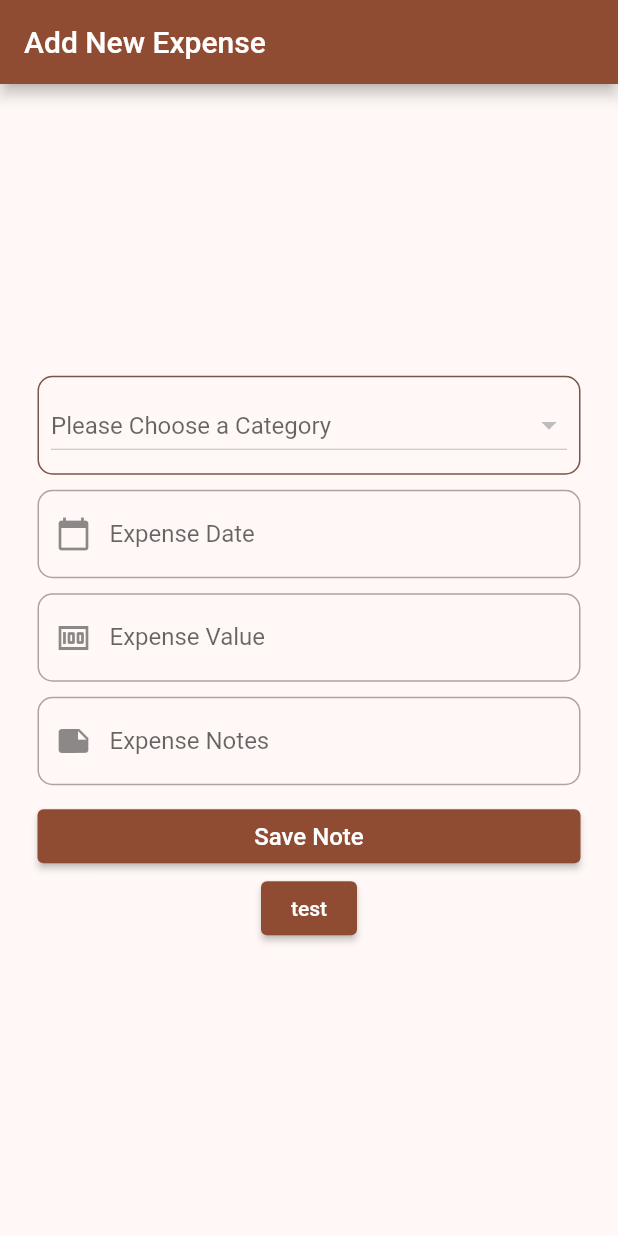
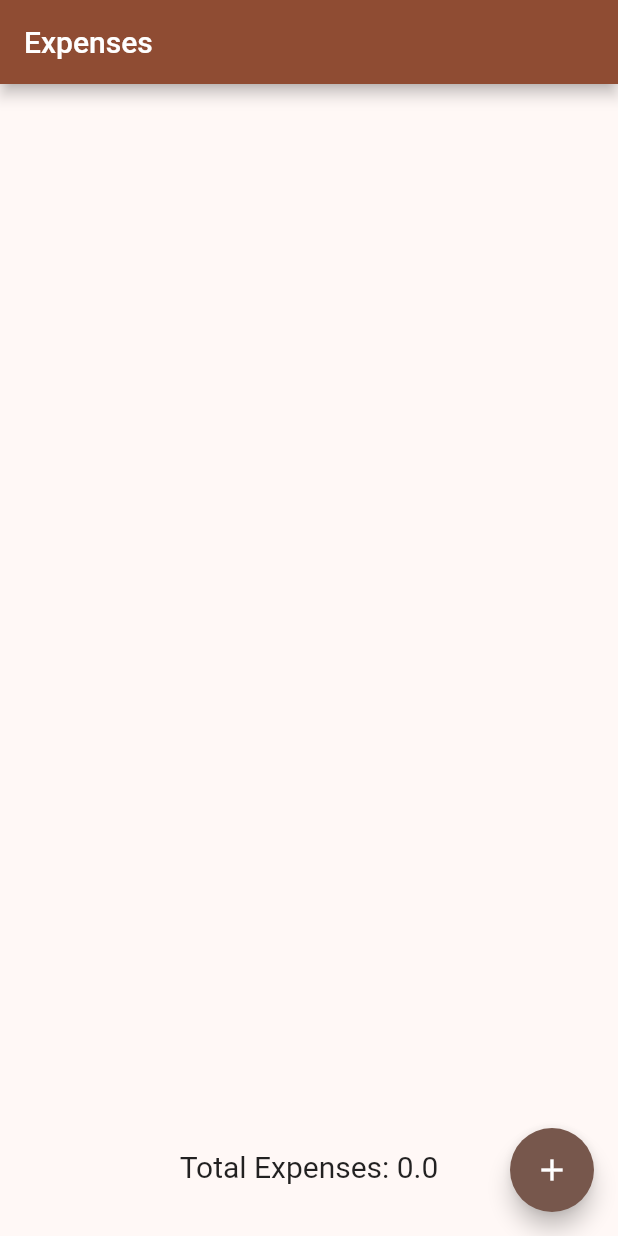
Before and after one commit to Muhammad-Radwan/sqflite_provider, a Flutter app: the screen it shows after launch, on a phone screen of 412 x 824 dp. Run offline on Flutter 3.47's test engine with Material 2 defaults, Android fonts, the phone set to English and light mode, and no system bars; our stand-ins replace google_fonts, sqflite; accounts and stored records are empty.

Commit message:
finished the basics

```diff
--- a/lib/main.dart
+++ b/lib/main.dart
@@ -4,9 +4,7 @@ import 'package:flutter/material.dart';
 import 'package:google_fonts/google_fonts.dart';
 import 'package:provider/provider.dart';
 import 'package:sqflite_provider/models/expense_model.dart';
-import 'package:sqflite_provider/pages/add_category.dart';
-import 'package:sqflite_provider/pages/add_expense.dart';
-import 'package:sqflite_provider/pages/categories_list.dart';
+import 'package:sqflite_provider/pages/expenses_list.dart';
 
 void main() {
   runApp(const MainApp());
@@ -24,7 +22,8 @@ class MainApp extends StatelessWidget {
         theme: ThemeData(
             colorSchemeSeed: Colors.brown,
             textTheme: GoogleFonts.mavenProTextTheme()),
-          home: AddExpense(),
-        ));
+        home: ExpensesList(),
+      ),
+    );
   }
 }
--- a/lib/models/expense.dart
+++ b/lib/models/expense.dart
@@ -2,7 +2,7 @@ class Expense {
   int? id;
   int? catID;
   String? expenseDate;
-  double? expenseValue;
+  String? expenseValue;
   String? notes;
 
   Expense(
--- a/lib/models/expense_model.dart
+++ b/lib/models/expense_model.dart
@@ -12,15 +12,15 @@ class ExpenseModel extends fnd.ChangeNotifier {
   List<Expense> _expenses = [];
   List<Expense> get Expenses => _expenses;
 
-  //double _expensesTotal = 0.0;
-  double get ExppensesTotal => getTotalExpenses();
+  double _totalExpenses = 0.0;
+  double get TotalExpenses => _totalExpenses;
 
-  double getTotalExpenses() {
-    double initial = 0;
-    for (int i = 0; i <= _expenses.length; i++) {
-      initial += _expenses[i].expenseValue!;
+  void sumExpenses() {
+    double rv = 0.0;
+    for (int i = 0; i < _expenses.length; i++) {
+      rv += double.parse('${_expenses[i].expenseValue}');
     }
-    return initial;
+    _totalExpenses = rv;
   }
 
   void getAllCategories() async {
@@ -43,7 +43,7 @@ class ExpenseModel extends fnd.ChangeNotifier {
     notifyListeners();
   }
 
-  void getAllExpenss() async {
+  void getAllExpenses() async {
     _expenses = await DBHelper().getAllExpenses();
     notifyListeners();
   }
@@ -53,13 +53,17 @@ class ExpenseModel extends fnd.ChangeNotifier {
     notifyListeners();
   }
 
-  void updateExpsne(Expense data) async {
+  void updateExpense(Expense data) async {
     await DBHelper().updateExpense(data);
     notifyListeners();
   }
 
-  void deleteExpsne(Expense data) async {
+  void deleteExpense(Expense data) async {
     await DBHelper().deleteExpense(data);
     notifyListeners();
   }
+
+  Future<String> getExpenseNameByID(int? id) async {
+    return await DBHelper().getCategoryNameByID(id!);
+  }
 }
--- a/lib/pages/add_expense.dart
+++ b/lib/pages/add_expense.dart
@@ -3,6 +3,7 @@ import 'package:provider/provider.dart';
 import 'package:sqflite_provider/models/category.dart';
 import 'package:sqflite_provider/models/expense.dart';
 import 'package:sqflite_provider/models/expense_model.dart';
+import 'package:sqflite_provider/pages/expenses_list.dart';
 
 class AddExpense extends StatefulWidget {
   const AddExpense({super.key});
@@ -12,10 +13,10 @@ class AddExpense extends StatefulWidget {
 }
 
 class _AddExpenseState extends State<AddExpense> {
-  Category? _selectedCategory = Category();
-  TextEditingController _dateController = TextEditingController();
-  TextEditingController _expenseValueController = TextEditingController();
-  TextEditingController _expenseNoteController = TextEditingController();
+  Category? selectedCategory = Category();
+  TextEditingController dateController = TextEditingController();
+  TextEditingController expenseValueController = TextEditingController();
+  TextEditingController expenseNoteController = TextEditingController();
 
   @override
   Widget build(BuildContext context) {
@@ -38,7 +39,7 @@ class _AddExpenseState extends State<AddExpense> {
                   hint: const Text('Please Choose a Category'),
                   onChanged: (value) {
                     setState(() {
-                      _selectedCategory = value;
+                      selectedCategory = value;
                     });
                   },
                   items: model.Categories.map((e) {
@@ -54,7 +55,7 @@ class _AddExpenseState extends State<AddExpense> {
           ),
           TextField(
             readOnly: true,
-            controller: _dateController,
+            controller: dateController,
             decoration: InputDecoration(
                 border:
                     OutlineInputBorder(borderRadius: BorderRadius.circular(10)),
@@ -66,7 +67,7 @@ class _AddExpenseState extends State<AddExpense> {
             height: 10,
           ),
           TextField(
-              controller: _expenseValueController,
+              controller: expenseValueController,
               decoration: InputDecoration(
                   border: OutlineInputBorder(
                       borderRadius: BorderRadius.circular(10)),
@@ -76,7 +77,7 @@ class _AddExpenseState extends State<AddExpense> {
             height: 10,
           ),
           TextField(
-              controller: _expenseNoteController,
+              controller: expenseNoteController,
               decoration: InputDecoration(
                   border: OutlineInputBorder(
                       borderRadius: BorderRadius.circular(10)),
@@ -85,36 +86,26 @@ class _AddExpenseState extends State<AddExpense> {
           const SizedBox(
             height: 10,
           ),
-          Consumer<ExpenseModel>(builder: (context, model, child) {
-            return Column(
-              children: [
-                Container(
-                  width: double.infinity,
-                  child: ElevatedButton(
+          Consumer<ExpenseModel>(
+            builder: (context, model, child) {
+              return ElevatedButton(
                 onPressed: () async {
                   Expense exp = Expense(
-                          catID: _selectedCategory!.catID,
-                          expenseDate: _dateController.text,
-                          expenseValue:
-                              double.tryParse(_expenseValueController.text),
-                          notes: _expenseNoteController.text);
-                      print(exp.toJson());
+                      catID: selectedCategory!.catID,
+                      expenseDate: dateController.text,
+                      expenseValue: expenseValueController.text,
+                      notes: expenseNoteController.text);
                   model.addExpense(exp);
+                  Navigator.of(context).push(
+                      MaterialPageRoute(builder: (context) => ExpensesList()));
                 },
                 child: const Text(
-                      'Save Note',
+                  'Save Expense',
                   style: TextStyle(fontSize: 16),
                 ),
-                  ),
-                ),
-                ElevatedButton(
-                    onPressed: () {
-                      print(model.Expenses[0].catID);
+              );
             },
-                    child: Text('test'))
-              ],
-            );
-          })
+          )
         ]),
       )),
     );
@@ -127,7 +118,7 @@ class _AddExpenseState extends State<AddExpense> {
         firstDate: DateTime(2000),
         lastDate: DateTime(2030));
     setState(() {
-      _dateController.text = pickedDate.toString();
+      dateController.text = pickedDate.toString();
     });
   }
 }
--- /dev/null
+++ b/lib/pages/expenses_list.dart
@@ -0,0 +1,72 @@
+import 'package:flutter/material.dart';
+import 'package:provider/provider.dart';
+import 'package:sqflite_provider/models/expense_model.dart';
+import 'package:sqflite_provider/pages/add_expense.dart';
+
+class ExpensesList extends StatefulWidget {
+  const ExpensesList({super.key});
+
+  @override
+  State<ExpensesList> createState() => _ExpensesListState();
+}
+
+class _ExpensesListState extends State<ExpensesList> {
+  @override
+  Widget build(BuildContext context) {
+    return Scaffold(
+      floatingActionButton: FloatingActionButton(
+        onPressed: () {
+          Navigator.of(context)
+              .push(MaterialPageRoute(builder: (context) => AddExpense()));
+        },
+        child: Icon(Icons.add),
+      ),
+      appBar: AppBar(
+        title: const Text('Expenses'),
+      ),
+      body: Center(
+        child: Padding(
+          padding: EdgeInsets.all(10),
+          child: Column(children: [
+            Consumer<ExpenseModel>(builder: (context, model, child) {
+              model.getAllExpenses();
+              return Expanded(
+                  child: ListView.builder(
+                      itemCount: model.Expenses.length,
+                      itemBuilder: (context, i) {
+                        return Card(
+                          shadowColor: Colors.brown,
+                          elevation: 2.5,
+                          child: ListTile(
+                            leading: Text(
+                              '${model.Expenses[i].expenseValue}',
+                              style: TextStyle(fontSize: 20),
+                            ),
+                            title: Text('${model.Expenses[i].notes}'),
+                            subtitle: Text('${model.Expenses[i].expenseDate}'),
+                            trailing: IconButton(
+                              icon: Icon(Icons.delete),
+                              onPressed: () {
+                                model.deleteExpense(model.Expenses[i]);
+                              },
+                            ),
+                          ),
+                        );
+                      }));
+            }),
+            Consumer<ExpenseModel>(builder: (context, model, child) {
+              model.sumExpenses();
+              return Padding(
+                padding: const EdgeInsets.fromLTRB(0, 0, 0, 25),
+                child: Text(
+                  'Total Expenses: ${model.TotalExpenses}',
+                  style: TextStyle(fontSize: 20),
+                ),
+              );
+            })
+          ]),
+        ),
+      ),
+    );
+  }
+}
```
Also changed, not shown: lib/helpers/db_helper.dart (+7 -0 lines). Lines whose indentation alone changed are shown as unchanged.
